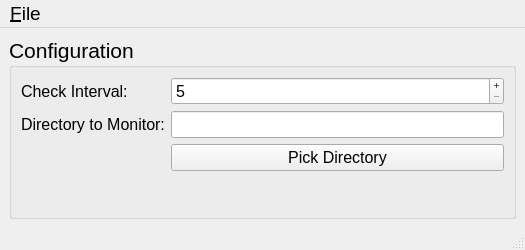
Before: the Qt Designer form faxCheck.ui in DrBassman/faxCheck, drawn with Qt 5.
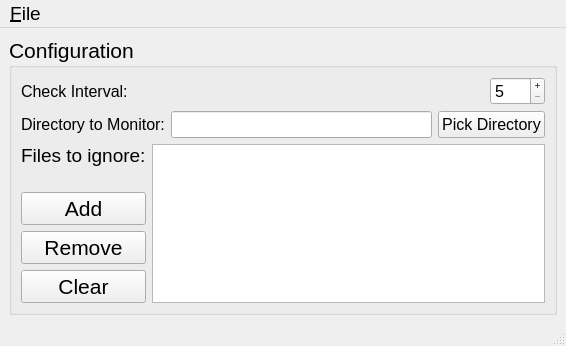
After: the same form once the commit is applied.

Commit message: Modified program to have ignored file list.

```diff
--- a/faxCheck.ui
+++ b/faxCheck.ui
@@ -2,16 +2,19 @@
 <ui version="4.0">
  <class>MainWindow</class>
  <widget class="QMainWindow" name="MainWindow">
+  <property name="enabled">
+   <bool>true</bool>
+  </property>
   <property name="geometry">
    <rect>
     <x>0</x>
     <y>0</y>
-    <width>525</width>
-    <height>250</height>
+    <width>566</width>
+    <height>346</height>
    </rect>
   </property>
   <property name="sizePolicy">
-   <sizepolicy hsizetype="Preferred" vsizetype="Preferred">
+   <sizepolicy hsizetype="Expanding" vsizetype="Expanding">
     <horstretch>0</horstretch>
     <verstretch>0</verstretch>
    </sizepolicy>
@@ -24,8 +27,8 @@
   </property>
   <property name="maximumSize">
    <size>
-    <width>525</width>
-    <height>250</height>
+    <width>16777215</width>
+    <height>16777215</height>
    </size>
   </property>
   <property name="windowTitle">
@@ -60,8 +63,8 @@
       </property>
       <layout class="QVBoxLayout" name="verticalLayout">
        <item>
-        <layout class="QFormLayout" name="formLayout">
-         <item row="1" column="0">
+        <layout class="QHBoxLayout" name="checkIntervalHLayout">
+         <item>
           <widget class="QLabel" name="checkIntervalLabel">
            <property name="font">
             <font>
@@ -73,7 +76,20 @@
            </property>
           </widget>
          </item>
-         <item row="1" column="1">
+         <item>
+          <spacer name="horizontalSpacer">
+           <property name="orientation">
+            <enum>Qt::Orientation::Horizontal</enum>
+           </property>
+           <property name="sizeHint" stdset="0">
+            <size>
+             <width>40</width>
+             <height>20</height>
+            </size>
+           </property>
+          </spacer>
+         </item>
+         <item>
           <widget class="QSpinBox" name="checkIntervalSpinBox">
            <property name="font">
             <font>
@@ -91,7 +107,11 @@
            </property>
           </widget>
          </item>
-         <item row="2" column="0">
+        </layout>
+       </item>
+       <item>
+        <layout class="QHBoxLayout" name="dirToMonitorHLayout">
+         <item>
           <widget class="QLabel" name="dirToMonitorLabel">
            <property name="font">
             <font>
@@ -103,7 +123,7 @@
            </property>
           </widget>
          </item>
-         <item row="2" column="1">
+         <item>
           <widget class="QLineEdit" name="dirToMonitorLineEdit">
            <property name="enabled">
             <bool>true</bool>
@@ -124,14 +144,7 @@
            </property>
           </widget>
          </item>
-         <item row="3" column="0">
-          <widget class="QLabel" name="blankLabel">
-           <property name="text">
-            <string/>
-           </property>
-          </widget>
-         </item>
-         <item row="3" column="1">
+         <item>
           <widget class="QPushButton" name="pickDirPushButton">
            <property name="font">
             <font>
@@ -145,6 +158,66 @@
          </item>
         </layout>
        </item>
+       <item>
+        <layout class="QHBoxLayout" name="horizontalLayout">
+         <item>
+          <layout class="QVBoxLayout" name="ignoreFilesListVLayout">
+           <item>
+            <widget class="QLabel" name="label">
+             <property name="font">
+              <font>
+               <pointsize>14</pointsize>
+              </font>
+             </property>
+             <property name="text">
+              <string>Files to ignore:</string>
+             </property>
+             <property name="textFormat">
+              <enum>Qt::TextFormat::PlainText</enum>
+             </property>
+            </widget>
+           </item>
+           <item>
+            <spacer name="verticalSpacer_2">
+             <property name="orientation">
+              <enum>Qt::Orientation::Vertical</enum>
+             </property>
+             <property name="sizeHint" stdset="0">
+              <size>
+               <width>20</width>
+               <height>40</height>
+              </size>
+             </property>
+            </spacer>
+           </item>
+           <item>
+            <widget class="QPushButton" name="addButton">
+             <property name="text">
+              <string>Add</string>
+             </property>
+            </widget>
+           </item>
+           <item>
+            <widget class="QPushButton" name="removeButton">
+             <property name="text">
+              <string>Remove</string>
+             </property>
+            </widget>
+           </item>
+           <item>
+            <widget class="QPushButton" name="clearButton">
+             <property name="text">
+              <string>Clear</string>
+             </property>
+            </widget>
+           </item>
+          </layout>
+         </item>
+         <item>
+          <widget class="QListWidget" name="ignoreFilesListWidget"/>
+         </item>
+        </layout>
+       </item>
       </layout>
      </widget>
     </item>
@@ -155,8 +228,8 @@
     <rect>
      <x>0</x>
      <y>0</y>
-     <width>525</width>
-     <height>32</height>
+     <width>566</width>
+     <height>28</height>
     </rect>
    </property>
    <property name="font">
```
Left out of the diff: 7 changed lines with no effect on the pictures. The commit also changes 1 other file.
